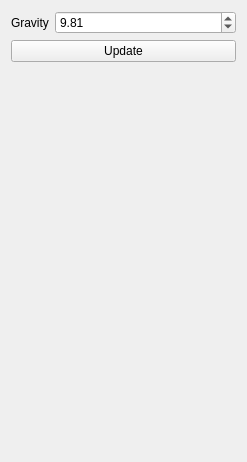
LNJgit/UPC-CA-PhysicsSimulations, file forms/widgetfountain.ui: the form before one commit.
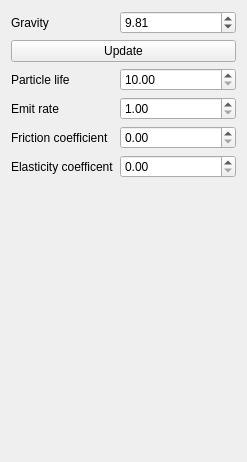
The form after the commit.

Diff of the .ui file:
```diff
--- a/forms/widgetfountain.ui
+++ b/forms/widgetfountain.ui
@@ -34,6 +34,16 @@
      </property>
     </widget>
    </item>
+   <item row="3" column="1">
+    <widget class="QDoubleSpinBox" name="emitRate">
+     <property name="minimum">
+      <double>1.000000000000000</double>
+     </property>
+     <property name="maximum">
+      <double>500.000000000000000</double>
+     </property>
+    </widget>
+   </item>
    <item row="1" column="0" colspan="2">
     <widget class="QPushButton" name="btnUpdate">
      <property name="text">
@@ -41,6 +51,58 @@
      </property>
     </widget>
    </item>
+   <item row="3" column="0">
+    <widget class="QLabel" name="label_2">
+     <property name="text">
+      <string>Emit rate</string>
+     </property>
+    </widget>
+   </item>
+   <item row="4" column="1">
+    <widget class="QDoubleSpinBox" name="frictionCoeff">
+     <property name="maximum">
+      <double>1.000000000000000</double>
+     </property>
+    </widget>
+   </item>
+   <item row="4" column="0">
+    <widget class="QLabel" name="label_3">
+     <property name="text">
+      <string>Friction coefficient</string>
+     </property>
+    </widget>
+   </item>
+   <item row="5" column="1">
+    <widget class="QDoubleSpinBox" name="elasticityCoefficient">
+     <property name="maximum">
+      <double>1.000000000000000</double>
+     </property>
+    </widget>
+   </item>
+   <item row="5" column="0">
+    <widget class="QLabel" name="label_4">
+     <property name="text">
+      <string>Elasticity coefficent</string>
+     </property>
+    </widget>
+   </item>
+   <item row="2" column="1">
+    <widget class="QDoubleSpinBox" name="particleLife">
+     <property name="minimum">
+      <double>10.000000000000000</double>
+     </property>
+     <property name="maximum">
+      <double>200.000000000000000</double>
+     </property>
+    </widget>
+   </item>
+   <item row="2" column="0">
+    <widget class="QLabel" name="label_5">
+     <property name="text">
+      <string>Particle life</string>
+     </property>
+    </widget>
+   </item>
   </layout>
  </widget>
  <resources/>
```
